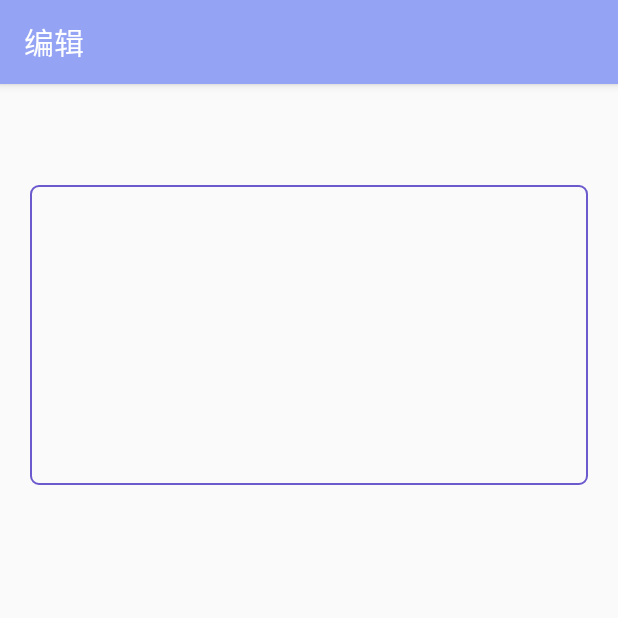
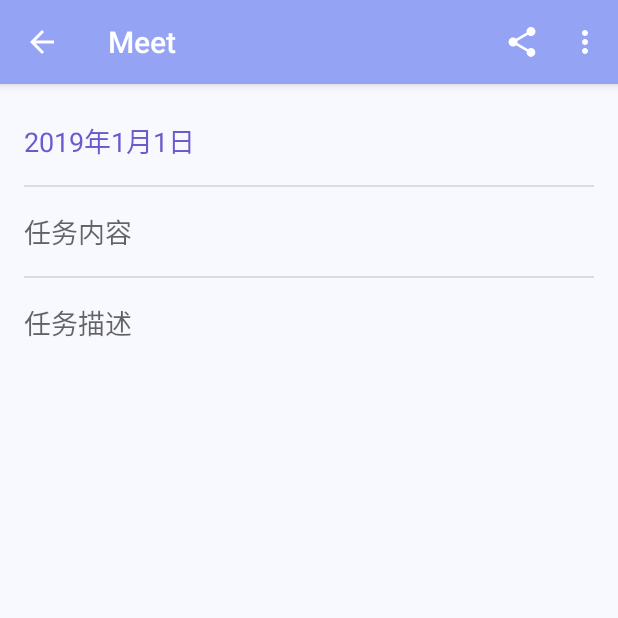
Before and after one commit to henu17android/Meet, an Android app: the EditTaskActivity screen opened directly, with no data from a screen before it, on a phone screen of 412 x 824 dp, the top half of it. Run offline under Robolectric (Android 15) with nearby library versions, the phone set to English and light mode, and no system bars; libraries missing offline, so code that uses them is left out: org.litepal; 5 statements that could not run were skipped.

Commit message:
完成编辑任务页面样式 老婆我爱你😘

```diff
--- a/app/build.gradle
+++ b/app/build.gradle
@@ -4,7 +4,7 @@ android {
     compileSdkVersion 28
     defaultConfig {
         applicationId "com.example.meet"
-        minSdkVersion 15
+        minSdkVersion 24
         targetSdkVersion 28
         versionCode 1
         versionName "1.0"
--- a/app/src/main/AndroidManifest.xml
+++ b/app/src/main/AndroidManifest.xml
@@ -25,7 +25,9 @@
                 <category android:name="android.intent.category.LAUNCHER" />
             </intent-filter>
         </activity>
-        <activity android:name=".activity.EditTaskActivity"></activity>
+        <activity android:name=".activity.EditTaskActivity"
+            android:theme="@style/Theme.AppCompat.Light.NoActionBar"
+            android:parentActivityName=".activity.MainActivity"></activity>
 
     </application>
 
--- a/app/src/main/java/com/example/meet/activity/EditTaskActivity.java
+++ b/app/src/main/java/com/example/meet/activity/EditTaskActivity.java
@@ -5,15 +5,23 @@ import android.support.v4.app.FragmentManager;
 import android.support.v7.app.ActionBar;
 import android.support.v7.app.AppCompatActivity;
 import android.os.Bundle;
+import android.support.v7.widget.Toolbar;
 import android.text.InputType;
 import android.util.Log;
+import android.view.LayoutInflater;
+import android.view.Menu;
+import android.view.MenuInflater;
 import android.view.MenuItem;
 import android.view.View;
 import android.widget.EditText;
+import android.widget.TextView;
 
 
 import com.example.meet.R;
+import com.example.meet.bean.Task;
+import com.example.meet.bean.TaskLab;
 import com.example.meet.fragment.DatePickerFragment;
+import com.example.meet.helper.NavHelper;
 
 import java.text.ParseException;
 import java.text.ParsePosition;
@@ -23,63 +31,43 @@ import java.util.Date;
 public class EditTaskActivity extends AppCompatActivity implements DatePickerFragment.SelectDateSender {
 
     public static final String TAG = "EditTaskActivity";
-    private EditText showDate;
-    private EditText taskEdit;
+    private TextView mShowDate;
+    private EditText mTaskEditText;
     private Date mSelectDate;
-    private int taskId;
+    private int mTaskId;
+    private Task mTask;
+    private Toolbar mToolbar;
 
 
-    @Override
-    public boolean onOptionsItemSelected(MenuItem item) {
-        switch (item.getItemId()) {
-            case R.id.finish_edit :
-
-        }
-    }
 
     @Override
     protected void onCreate(Bundle savedInstanceState) {
         super.onCreate(savedInstanceState);
         setContentView(R.layout.activity_edit_task);
-
-        ActionBar actionBar = getSupportActionBar();
-        actionBar.setTitle(R.string.edit);
-
-        showDate = (EditText)findViewById(R.id.date);
-        taskEdit = (EditText)findViewById(R.id.task_edit);
-
-        showDate.setInputType(InputType.TYPE_NULL);
+        NavHelper.setStatusBarColor(this,getResources().getColor(R.color.colorPrimaryDark) );
+        mToolbar = (Toolbar) findViewById(R.id.edit_task_toolbar);
+        setSupportActionBar(mToolbar);
+        getSupportActionBar().setDisplayHomeAsUpEnabled(true);//返回父活动的箭头
+        mShowDate = (TextView)findViewById(R.id.date);
+        mTaskEditText = (EditText)findViewById(R.id.edit_task_activity_task_content);
 
         Intent intent = getIntent();
-        String toDoTime = intent.getStringExtra("toDoTime");
-        String content = intent.getStringExtra("content");
-        taskId = intent.getIntExtra("taskId",0);
-
-        taskEdit.setText(content);
+        mTaskId = intent.getIntExtra("taskId",0); //获取传过来的id
+        mTask = TaskLab.get(getApplicationContext()).findTaskById(mTaskId); //从数据库中根据id得到对应 Task
+        mTaskEditText.setText(mTask.getContent());
         //将光标移至文字末尾
-        taskEdit.setSelection(content.length());
-
-        showDate.setText(toDoTime);
-
-        Log.d(TAG, "onCreate: "+ "todotime :"+toDoTime);
-
-
+        mTaskEditText.setSelection(mTask.getContent().length());
+        mShowDate.setText(mTask.getToDoTime());
         //将传递的日期字符串转为date类型
         SimpleDateFormat sdf = new SimpleDateFormat("yyyy-MM-dd");
         Date date = null;
         try {
-            date = sdf.parse(toDoTime);
+            date = sdf.parse(mTask.getToDoTime());
         } catch (ParseException e) {
             e.printStackTrace();
         }
-
-
-        Log.d(TAG, "onCreate: Date"+date);
-
-
-
         final Date finalDate = date;
-        showDate.setOnClickListener(new View.OnClickListener() {
+        mShowDate.setOnClickListener(new View.OnClickListener() {
             @Override
             public void onClick(View v) {
                 //传递日期给fragment
@@ -93,6 +81,24 @@ public class EditTaskActivity extends AppCompatActivity implements DatePickerFra
 
     }
 
+    @Override
+    public boolean onCreateOptionsMenu(Menu menu) {
+        super.onCreateOptionsMenu(menu);
+        getMenuInflater().inflate(R.menu.activity_edit_task, menu);
+        return true;
+    }
+
+    @Override
+    public boolean onOptionsItemSelected(MenuItem item) {
+        switch (item.getItemId()) {
+            case R.id.share_task:
+                return true;
+            case R.id.delete_task:
+                return true;
+            default:
+                return super.onOptionsItemSelected(item);
+        }
+    }
 
     @Override
     public void getDate(Date date) {
@@ -100,7 +106,6 @@ public class EditTaskActivity extends AppCompatActivity implements DatePickerFra
         Log.d(TAG, "onClick: mSelectDate"+mSelectDate);
         SimpleDateFormat sdf = new SimpleDateFormat("yyyy-MM-dd");
         String newTime = sdf.format(mSelectDate);
-        showDate.setText(newTime);
-
+        mShowDate.setText(newTime);
     }
 }
--- a/app/src/main/java/com/example/meet/activity/MainActivity.java
+++ b/app/src/main/java/com/example/meet/activity/MainActivity.java
@@ -45,6 +45,8 @@ public class MainActivity extends AppCompatActivity implements
                 case R.id.navigation_set:
                     mNavHelper.performClickMenu(R.id.navigation_set);
                     return true;
+                default:
+                    break;
             }
             return false;
         }
@@ -59,7 +61,6 @@ public class MainActivity extends AppCompatActivity implements
         //隐藏系统标题栏
         ActionBar actionBar = getSupportActionBar();
         actionBar.hide();
-
         initView();
         LitePal.initialize(this);
 
--- a/app/src/main/java/com/example/meet/bean/TaskLab.java
+++ b/app/src/main/java/com/example/meet/bean/TaskLab.java
@@ -49,6 +49,10 @@ public class TaskLab {
         task1.save();
     }
 
+    public Task findTaskById(int id) {
+        return LitePal.find(Task.class,id );
+    }
+
     public List<Task> findAll() {
         return LitePal.findAll(Task.class);
     }
--- a/app/src/main/java/com/example/meet/fragment/TaskFragment.java
+++ b/app/src/main/java/com/example/meet/fragment/TaskFragment.java
@@ -162,8 +162,6 @@ public class TaskFragment extends Fragment implements View.OnClickListener {
                             //点击进入编辑页面
                             Task task = mTaskList.get(position);
                             Intent intent = new Intent(mActivity,EditTaskActivity.class);
-                            intent.putExtra("content",task.getContent());
-                            intent.putExtra("toDoTime",task.getToDoTime());
                             intent.putExtra("taskId",task.getId());
                             startActivity(intent);
                         }
--- a/app/src/main/java/com/example/meet/helper/NavHelper.java
+++ b/app/src/main/java/com/example/meet/helper/NavHelper.java
@@ -1,10 +1,16 @@
 package com.example.meet.helper;
 
+import android.app.Activity;
 import android.content.Context;
 import android.support.v4.app.Fragment;
 import android.support.v4.app.FragmentManager;
 import android.support.v4.app.FragmentTransaction;
+import android.support.v4.view.ViewCompat;
 import android.util.SparseArray;
+import android.view.View;
+import android.view.ViewGroup;
+import android.view.Window;
+import android.view.WindowManager;
 
 /**
  * 工具类
@@ -138,4 +144,23 @@ public class NavHelper<T> {
     public interface OnTabChangeListener<T> {
         void onTabChange(Tab<T> newTab, Tab<T> oldTab);
     }
+
+    public static void setStatusBarColor(Activity activity, int statusColor) {
+        Window window = activity.getWindow();
+        //取消状态栏透明
+        window.clearFlags(WindowManager.LayoutParams.FLAG_TRANSLUCENT_STATUS);
+        //添加Flag把状态栏设为可绘制模式
+        window.addFlags(WindowManager.LayoutParams.FLAG_DRAWS_SYSTEM_BAR_BACKGROUNDS);
+        //设置状态栏颜色
+        window.setStatusBarColor(statusColor);
+        //设置系统状态栏处于可见状态
+        window.getDecorView().setSystemUiVisibility(View.SYSTEM_UI_FLAG_VISIBLE);
+        //让view不根据系统窗口来调整自己的布局
+        ViewGroup mContentView = (ViewGroup) window.findViewById(Window.ID_ANDROID_CONTENT);
+        View mChildView = mContentView.getChildAt(0);
+        if (mChildView != null) {
+            ViewCompat.setFitsSystemWindows(mChildView, false);
+            ViewCompat.requestApplyInsets(mChildView);
+        }
+    }
 }
--- /dev/null
+++ b/app/src/main/res/drawable/ic_delete_white_24dp.xml
@@ -0,0 +1,5 @@
+<vector android:height="24dp" android:tint="#757575"
+    android:viewportHeight="24.0" android:viewportWidth="24.0"
+    android:width="24dp" xmlns:android="http://schemas.android.com/apk/res/android">
+    <path android:fillColor="#FFFFFFFF" android:pathData="M6,19c0,1.1 0.9,2 2,2h8c1.1,0 2,-0.9 2,-2V7H6v12zM19,4h-3.5l-1,-1h-5l-1,1H5v2h14V4z"/>
+</vector>
--- /dev/null
+++ b/app/src/main/res/drawable/ic_share_white_24dp.xml
@@ -0,0 +1,9 @@
+<vector xmlns:android="http://schemas.android.com/apk/res/android"
+        android:width="24dp"
+        android:height="24dp"
+        android:viewportWidth="24.0"
+        android:viewportHeight="24.0">
+    <path
+        android:fillColor="#FFFFFFFF"
+        android:pathData="M18,16.08c-0.76,0 -1.44,0.3 -1.96,0.77L8.91,12.7c0.05,-0.23 0.09,-0.46 0.09,-0.7s-0.04,-0.47 -0.09,-0.7l7.05,-4.11c0.54,0.5 1.25,0.81 2.04,0.81 1.66,0 3,-1.34 3,-3s-1.34,-3 -3,-3 -3,1.34 -3,3c0,0.24 0.04,0.47 0.09,0.7L8.04,9.81C7.5,9.31 6.79,9 6,9c-1.66,0 -3,1.34 -3,3s1.34,3 3,3c0.79,0 1.5,-0.31 2.04,-0.81l7.12,4.16c-0.05,0.21 -0.08,0.43 -0.08,0.65 0,1.61 1.31,2.92 2.92,2.92 1.61,0 2.92,-1.31 2.92,-2.92s-1.31,-2.92 -2.92,-2.92z"/>
+</vector>
--- a/app/src/main/res/layout/activity_edit_task.xml
+++ b/app/src/main/res/layout/activity_edit_task.xml
@@ -5,31 +5,68 @@
     android:layout_width="match_parent"
     android:layout_height="match_parent"
     android:orientation="vertical"
-    tools:context=".activity.EditTaskActivity">
+    tools:context=".activity.EditTaskActivity"
+    android:background="#F8F8FF"
+    >
 
-    <EditText
-        android:id="@+id/date"
+    <android.support.v7.widget.Toolbar
+        android:id="@+id/edit_task_toolbar"
+        android:layout_width="match_parent"
+        android:layout_height="?attr/actionBarSize"
+        android:background="@color/colorPrimary"
+        android:elevation="4dp"
+        app:titleTextAppearance="@style/MyToolBarTheme.TitleText"
+        app:popupTheme="@style/Theme.AppCompat.Light"
+        android:theme="@style/ThemeOverlay.AppCompat.Dark.ActionBar"
+        />
+
+    <LinearLayout
+        android:layout_width="match_parent"
         android:layout_height="wrap_content"
-        android:layout_width="wrap_content"
-        android:layout_margin="20dp"
-        android:textStyle="bold"
-        android:textSize="20sp"
-        android:textColor="@color/colorPrimaryDark"
-        android:background="@drawable/edit_task" />
+        android:orientation="vertical"
+        android:layout_marginHorizontal="16dp"
+        android:layout_marginVertical="8dp">
 
+        <TextView
+            android:id="@+id/date"
+            android:layout_height="wrap_content"
+            android:layout_width="wrap_content"
+            android:text="2019年1月1日"
+            android:textAppearance="@style/TextAppearance.AppCompat.Medium"
+            android:textColor="@color/colorPrimaryDark"
+            android:layout_marginVertical="16dp"
 
+            />
+        <View
+            android:layout_width="match_parent"
+            android:layout_height="1dp"
+            android:background="@color/sliverWhite"/>
 
-      <EditText
-        android:layout_width="match_parent"
-        android:layout_height="200dp"
-          android:layout_marginRight="20dp"
-          android:layout_marginLeft="20dp"
-          android:inputType="textMultiLine"
-          android:id="@+id/task_edit"
-          android:gravity="start"
-          android:background="@drawable/add_task"
+        <EditText
+            android:id="@+id/edit_task_activity_task_content"
+            android:layout_width="match_parent"
+            android:layout_height="wrap_content"
+            android:background="@null"
+            android:layout_marginVertical="16dp"
+            android:textAppearance="@style/TextAppearance.AppCompat.Medium"
+            android:hint="任务内容"
+            />
 
-          />
+        <View
+            android:layout_width="match_parent"
+            android:layout_height="1dp"
+            android:background="@color/sliverWhite"/>
+
+        <EditText
+            android:id="@+id/task_detail"
+            android:hint="任务描述"
+            android:layout_width="match_parent"
+            android:layout_height="match_parent"
+            android:background="@null"
+            android:inputType="textMultiLine"
+            android:layout_marginVertical="16dp"/>
+
+    </LinearLayout>
 
 
 
--- /dev/null
+++ b/app/src/main/res/menu/activity_edit_task.xml
@@ -0,0 +1,16 @@
+<?xml version="1.0" encoding="utf-8"?>
+<menu xmlns:android="http://schemas.android.com/apk/res/android"
+    xmlns:app="http://schemas.android.com/apk/res-auto">
+    <item
+        android:id="@+id/share_task"
+        android:icon="@drawable/ic_share_white_24dp"
+        android:title="分享"
+        app:showAsAction="ifRoom"></item>
+
+    <item
+        android:id="@+id/delete_task"
+        android:title="删除"
+        android:icon="@drawable/ic_delete_white_24dp"
+        app:showAsAction="never"></item>
+
+</menu>
--- a/app/src/main/res/values/colors.xml
+++ b/app/src/main/res/values/colors.xml
@@ -5,4 +5,6 @@
     <color name="colorAccent">#F8931D</color>
     <color name="divideLine">#AAAAAA</color>
     <color name="background">#FFFFFF</color>
+    <color name="white">#FFFFFF</color>
+    <color name="sliverWhite">#DCDCDC</color>
 </resources>
--- a/app/src/main/res/values/styles.xml
+++ b/app/src/main/res/values/styles.xml
@@ -18,4 +18,8 @@
         <item name="android:textColor">@color/colorPrimary</item>
 
     </style>
+
+    <style name="MyToolBarTheme.TitleText" parent="TextAppearance.Widget.AppCompat.Toolbar.Title">
+        <item name="android:textColor">@android:color/white</item>
+    </style>
 </resources>
```
